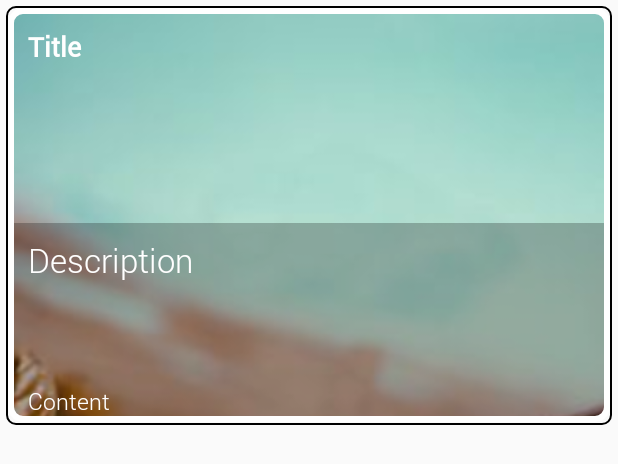
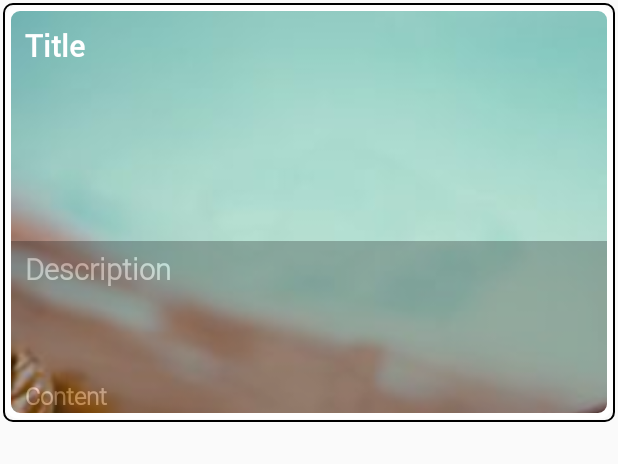
Before and after one commit to dheerajkotwani/NewsUp-Java, an Android app: the layout news_frame.xml on its own in the app's theme, with its tools: preview values and no code run, on a phone screen of 412 x 824 dp. Shown: the top 464 px of the screen. Run offline under Robolectric (Android 15) with nearby library versions, the phone set to English and light mode, and no system bars.

```diff
--- a/app/src/main/res/layout/activity_saved_data.xml
+++ b/app/src/main/res/layout/activity_saved_data.xml
@@ -1,5 +1,5 @@
 <?xml version="1.0" encoding="utf-8"?>
-<androidx.swiperefreshlayout.widget.SwipeRefreshLayout
+<RelativeLayout
     xmlns:android="http://schemas.android.com/apk/res/android"
     xmlns:app="http://schemas.android.com/apk/res-auto"
     xmlns:tools="http://schemas.android.com/tools"
@@ -15,4 +15,4 @@
         android:layout_height="match_parent"/>
 
 
-</androidx.swiperefreshlayout.widget.SwipeRefreshLayout>
+</RelativeLayout>
--- a/app/src/main/res/layout/news_frame.xml
+++ b/app/src/main/res/layout/news_frame.xml
@@ -3,10 +3,14 @@
     android:id="@+id/newsFrame"
     android:layout_width="match_parent"
     android:layout_height="wrap_content"
-    android:layout_margin="4dp"
+    android:layout_marginLeft="2dp"
+    android:layout_marginRight="2dp"
+    android:layout_marginBottom="4dp"
+    android:layout_marginTop="2dp"
     android:background="@drawable/border"
     android:orientation="vertical"
-    android:padding="1dp">
+    android:padding="1dp"
+    android:elevation="4dp">
 
     <RelativeLayout
         android:layout_width="match_parent"
@@ -44,14 +48,15 @@
             android:text="Title"
             android:lines="2"
             android:textColor="@color/white"
-            android:textSize="18sp"
+            android:textSize="20sp"
             android:textStyle="bold" />
-        <ImageView
+        <LinearLayout
             android:layout_alignParentBottom="true"
             android:layout_width="match_parent"
-            android:layout_height="130dp"
+            android:layout_height="wrap_content"
+            android:orientation="vertical"
             android:alpha="0.25"
-            android:src="@color/black" />
+            android:background="@color/black" >
 
         <TextView
             android:id="@+id/newsDescription"
@@ -59,12 +64,13 @@
             android:layout_height="wrap_content"
             android:layout_above="@id/newsContent"
             android:layout_marginLeft="10dp"
-            android:layout_marginTop="10dp"
+            android:layout_marginTop="5dp"
             android:fontFamily="@font/roboto_light"
             android:text="Description"
             android:lines="3"
+            android:textStyle="bold"
             android:textColor="@color/white"
-            android:textSize="22sp" />
+            android:textSize="19sp" />
 
         <TextView
             android:id="@+id/newsContent"
@@ -73,12 +79,14 @@
             android:layout_alignParentBottom="true"
             android:layout_marginLeft="10dp"
             android:layout_marginTop="10dp"
-            android:layout_marginBottom="2dp"
+            android:layout_marginBottom="4dp"
             android:fontFamily="@font/roboto_light"
             android:text="Content"
             android:lines="1"
+            android:textStyle="bold"
             android:textColor="@color/white"
-            android:textSize="15sp" />
+            android:textSize="16sp" />
+        </LinearLayout>>
 
     </RelativeLayout>
 
```
Also changed, not shown: app/src/main/java/project/dheeraj/newsup/DatabaseHelper.java (+12 -8 lines), app/src/main/java/project/dheeraj/newsup/MainActivity.java (+5 -63 lines), app/src/main/java/project/dheeraj/newsup/Menu_class/saved_data.java (+2 -39 lines), app/src/main/java/project/dheeraj/newsup/news_clicked.java (+4 -4 lines).
